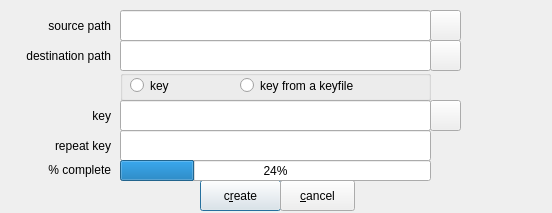
First picture: the form in zuluCrypt-gui/cryptfiles.ui, repository mhogomchungu/zuluCrypt, before the edit.
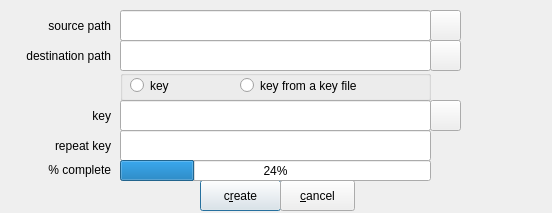
Second picture: the form after the edit.

Patch:
```diff
--- a/zuluCrypt-gui/cryptfiles.ui
+++ b/zuluCrypt-gui/cryptfiles.ui
@@ -29,9 +29,9 @@
   <widget class="QLabel" name="labelDestinationPath">
    <property name="geometry">
     <rect>
-     <x>10</x>
+     <x>0</x>
      <y>40</y>
-     <width>101</width>
+     <width>111</width>
      <height>31</height>
     </rect>
    </property>
@@ -151,7 +151,7 @@
      </rect>
     </property>
     <property name="text">
-     <string>key from a keyfile</string>
+     <string>key from a key file</string>
     </property>
    </widget>
   </widget>
```
